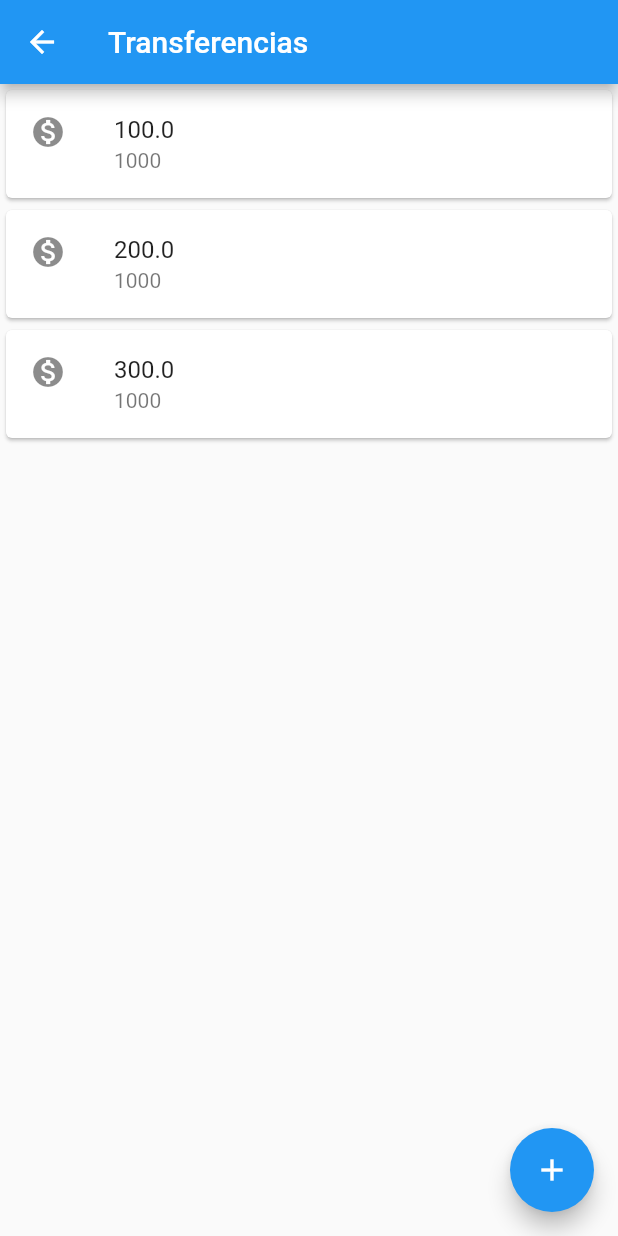
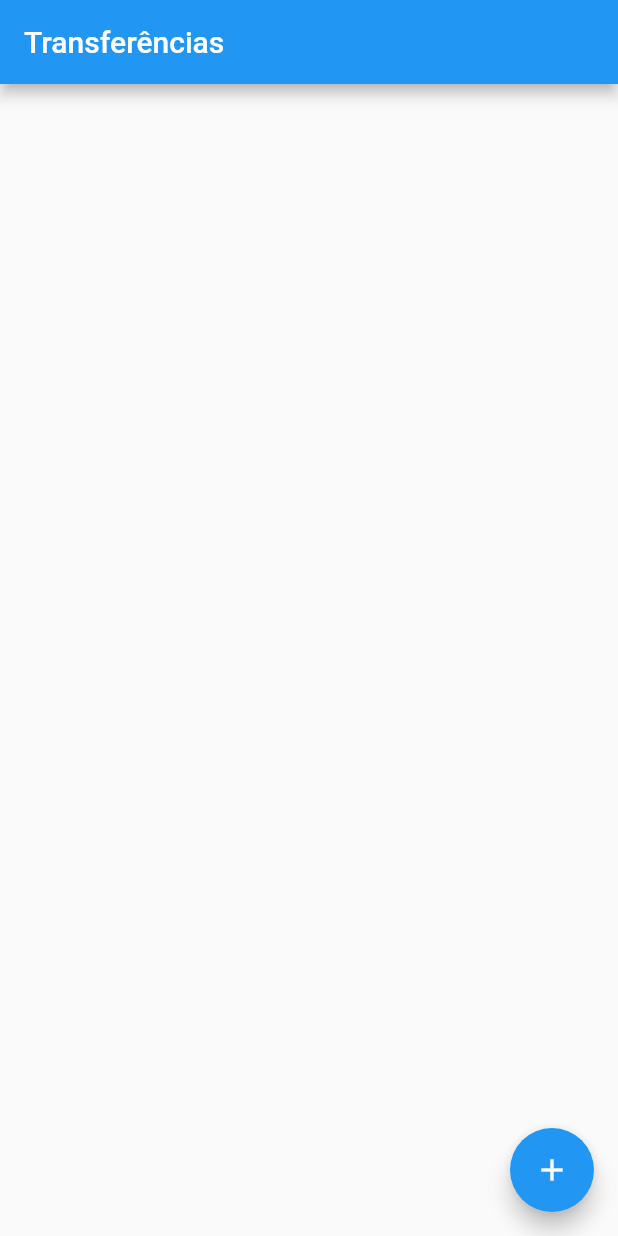
Before and after one commit to renatonaper/alura_bytebank, a Flutter app: the ListaTransferencias screen opened directly, on a phone screen of 412 x 824 dp. Run offline on Flutter 3.47's test engine with Material 2 defaults, Android fonts, the phone set to English and light mode, and no system bars.

```diff
--- a/lib/main.dart
+++ b/lib/main.dart
@@ -7,22 +7,36 @@ class ByteBankApp extends StatelessWidget {
   Widget build(BuildContext context) {
     return MaterialApp(
       home: Scaffold(
-        body: FormularioTransferencia(),
-        //ListaTransferencias(),
+        body: ListaTransferencias() ,
+        //ListaTransferencias(),FormularioTransferencia()
       ),
     );
   }
 }
 
-class FormularioTransferencia extends StatelessWidget {
+class FormularioTransferencia extends StatefulWidget {
+
+  @override
+  State<StatefulWidget> createState() {
+    return FormularioTransferenciaState();
+  }
+}
+
+
+class FormularioTransferenciaState extends State<FormularioTransferencia>{
+
+
   final TextEditingController _controladorCampoNumeroConta =
   TextEditingController();
   final TextEditingController _controladorCampoValor = TextEditingController();
 
+
+
   @override
   Widget build(BuildContext context) {
     return Scaffold(
-      body: Column(
+      body: SingleChildScrollView(
+        child: Column(
           children: [
             Editor(
                 controlador: _controladorCampoNumeroConta,
@@ -36,18 +50,21 @@ class FormularioTransferencia extends StatelessWidget {
                 icone: Icons.monetization_on
             ),
             RaisedButton(
-            onPressed: () => _criaTransferencia(),
+              onPressed: () => _criaTransferencia(context),
               child: Text("Confirmar"),
             )
           ],
+        ),
       ),
       appBar: AppBar(
         title: Text("Criando Transferencia"),
       ),
     );
+
+
+
     }
-
-  void _criaTransferencia() {
+  void _criaTransferencia(BuildContext context) {
     final int numeroConta = int.tryParse(_controladorCampoNumeroConta
         .text); // devolve uma referencia nulla
     final double valor = double.tryParse(_controladorCampoValor.text);
@@ -55,6 +72,7 @@ class FormularioTransferencia extends StatelessWidget {
     if (numeroConta != null && valor != null) {
       final transferenciaCriada = Transferencia(valor, numeroConta);
       debugPrint('$transferenciaCriada');
+      Navigator.pop(context, transferenciaCriada);
     }
   }
   }
@@ -86,24 +104,46 @@ class Editor extends StatelessWidget {
 }
 
 
-class ListaTransferencias extends StatelessWidget {
+class ListaTransferencias extends StatefulWidget {
+
+  final List<Transferencia> _transferencias = List();
+
+  @override
+  State<StatefulWidget> createState() {
+    return ListaTransferenciasState();
+  }
+}
+
+class ListaTransferenciasState extends State<ListaTransferencias> {
   @override
   Widget build(BuildContext context) {
-    // TODO: implement build
     return Scaffold(
-      body: Column(
-        children: [
-          ItemTransferencia(Transferencia(100.0, 1000)),
-          ItemTransferencia(Transferencia(200.0, 1000)),
-          ItemTransferencia(Transferencia(300.0, 1000)),
-        ],
+      appBar: AppBar(
+        title: Text('Transferências'),
       ),
-      appBar: AppBar(title: Text("Transferencias")),
+      body: ListView.builder(
+        itemCount: widget._transferencias.length,
+        itemBuilder: (context, indice) {
+          return ItemTransferencia(widget._transferencias[indice]);
+        },
+      ),
       floatingActionButton: FloatingActionButton(
-        child: Icon(Icons.add),
+        child: Icon(Icons.add), onPressed: () {
+        final Future<Transferencia> future = Navigator.push(context, MaterialPageRoute(builder: (context) {
+          return FormularioTransferencia();
+        }));
+        future.then((transferenciaRecebida) {
+          setState(() {
+            if (transferenciaRecebida != null) {
+              widget._transferencias.add(transferenciaRecebida);
+            }
+          });
+        });
+        } ,
       ),
     );
   }
+
 }
 
 class ItemTransferencia extends StatelessWidget {
```
Lines whose indentation alone changed are shown as unchanged.
